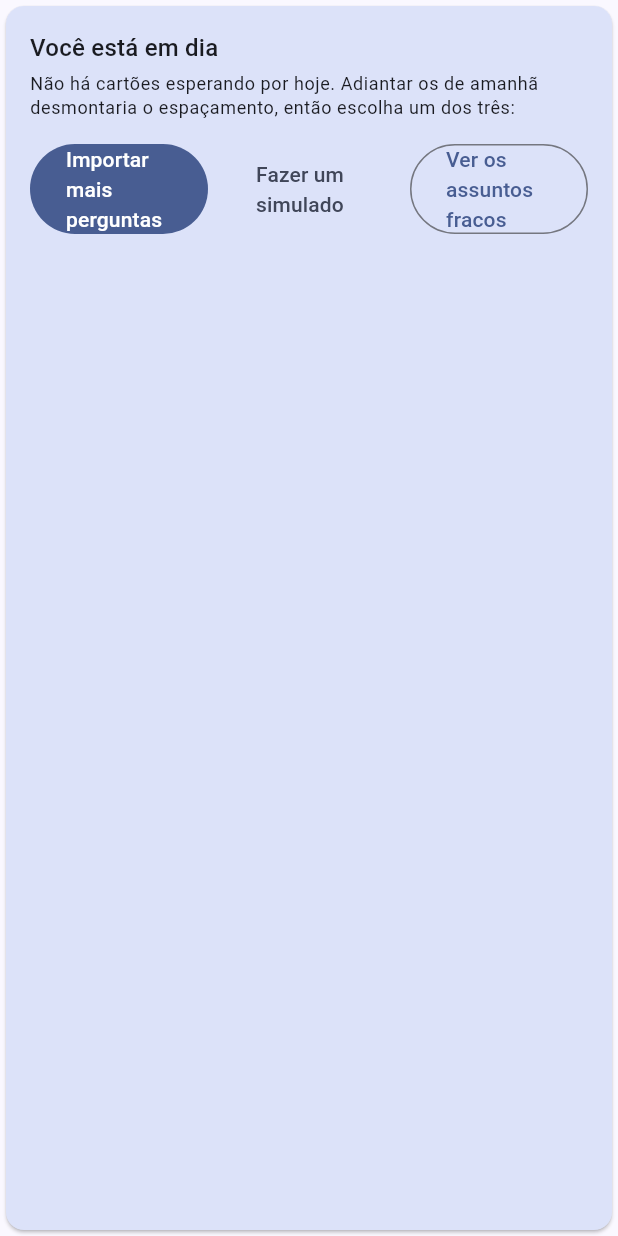
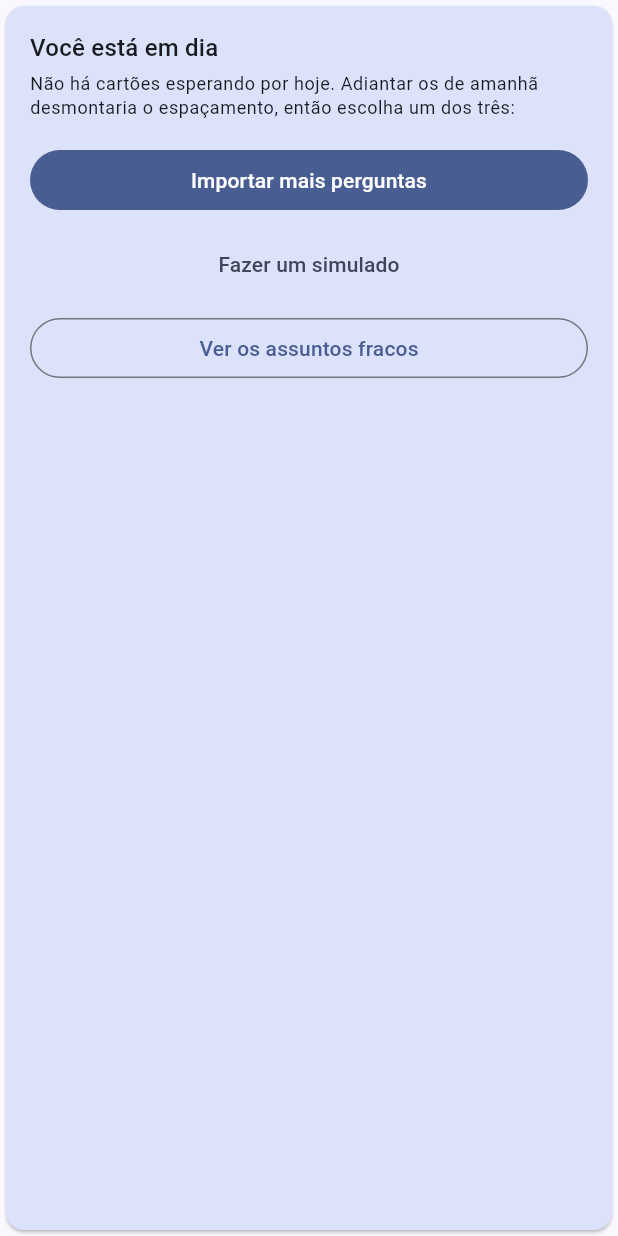
Before and after one commit to leandrorochaadm/flashcard-dev-senior, a Flutter app: the IdleTimePanel widget shown alone on an empty page, opened directly with empty values, on a phone screen of 412 x 824 dp. Run offline on Flutter 3.47's test engine with Material 3 defaults, Android fonts, the phone set to English and light mode, and no system bars; our stand-ins replace freezed_annotation, get_it, sembast, sembast_web, web; missing offline and left inert: dart:js_interop, fsrs; statements that could not run were skipped.

Commit message:
fix(ui->dashboard): stack the three ways out so the labels fit a phone
Three buttons sharing one row fitted the 800x600 default of WidgetTester
and broke every label across three lines on a 390-point phone: 'Importa /
r mais / pergunt / as'. The study screen already stacks the same three,
so the two screens no longer disagree about what the way out looks like.

The test asserts the structural property — each button takes the full
width — instead of counting rendered lines, which would measure the test
font, whose square glyphs are far wider than any real one.

```diff
--- a/lib/ui/dashboard/widgets/idle_time_panel.dart
+++ b/lib/ui/dashboard/widgets/idle_time_panel.dart
@@ -3,8 +3,12 @@ import 'package:flutter/material.dart';
 /// H12: the day is cleared. Nothing is due and nothing may be anticipated —
 /// `DueCardsPolicy.isDayCleared` decided that, not this widget.
 ///
-/// The three ways out sit side by side, because the requirement is that the
-/// app offers something to do instead of a blank screen.
+/// The three ways out are stacked, because the requirement is that the app
+/// offers something to do instead of a blank screen — and on the 390-point
+/// phone this targets, three buttons sharing one row broke every label across
+/// three lines ("Importa / r mais / pergunt / as"). The empty state of the
+/// study screen already stacks the same three, so this also stops the two
+/// screens disagreeing about what the way out looks like.
 class IdleTimePanel extends StatelessWidget {
   const IdleTimePanel({
     required this.onImportMore,
@@ -35,23 +39,24 @@ class IdleTimePanel extends StatelessWidget {
               style: theme.textTheme.bodySmall,
             ),
             const SizedBox(height: 16),
-            Row(
-              children: [
-                Expanded(
+            SizedBox(
+              width: double.infinity,
               child: FilledButton(
                 onPressed: onImportMore,
                 child: const Text('Importar mais perguntas'),
               ),
             ),
-                const SizedBox(width: 8),
-                Expanded(
+            const SizedBox(height: 8),
+            SizedBox(
+              width: double.infinity,
               child: FilledButton.tonal(
                 onPressed: onMockInterview,
                 child: const Text('Fazer um simulado'),
               ),
             ),
-                const SizedBox(width: 8),
-                Expanded(
+            const SizedBox(height: 8),
+            SizedBox(
+              width: double.infinity,
               child: OutlinedButton(
                 onPressed: onWeakSubjects,
                 child: const Text('Ver os assuntos fracos'),
@@ -59,8 +64,6 @@ class IdleTimePanel extends StatelessWidget {
             ),
           ],
         ),
-          ],
-        ),
       ),
     );
   }
```
Also changed, not shown: 1 other file. Lines whose indentation alone changed are shown as unchanged.
